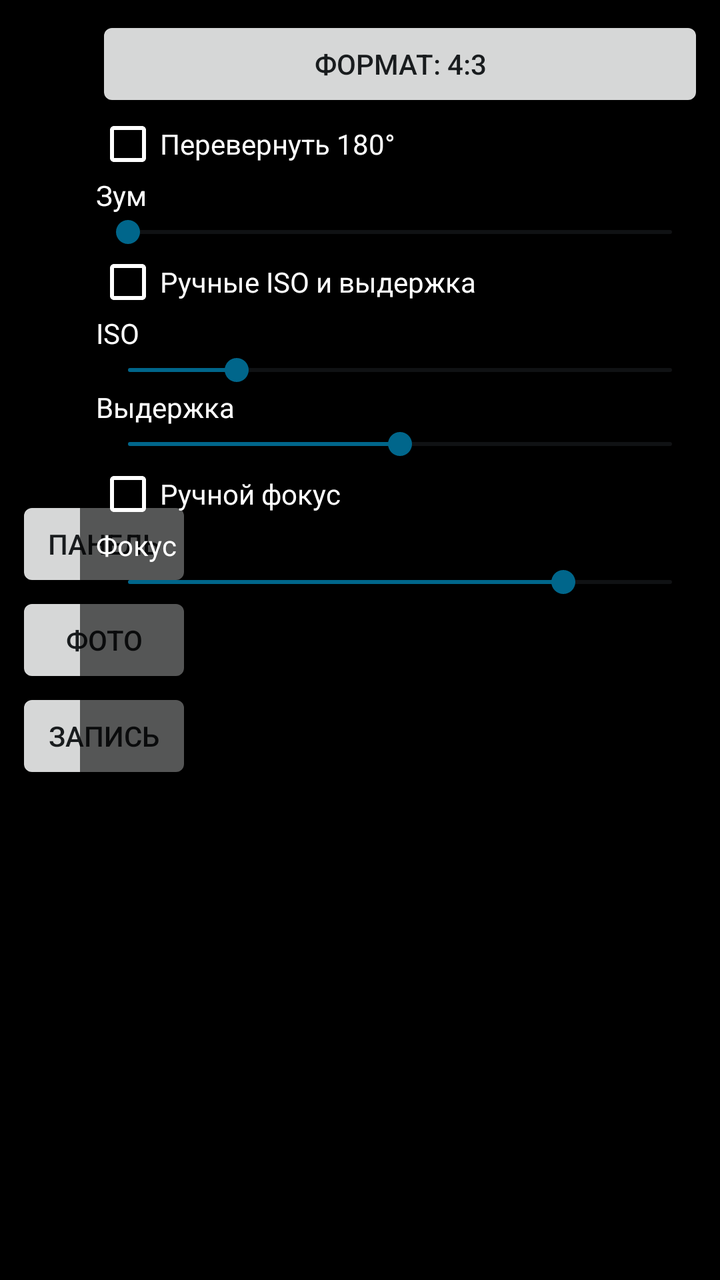
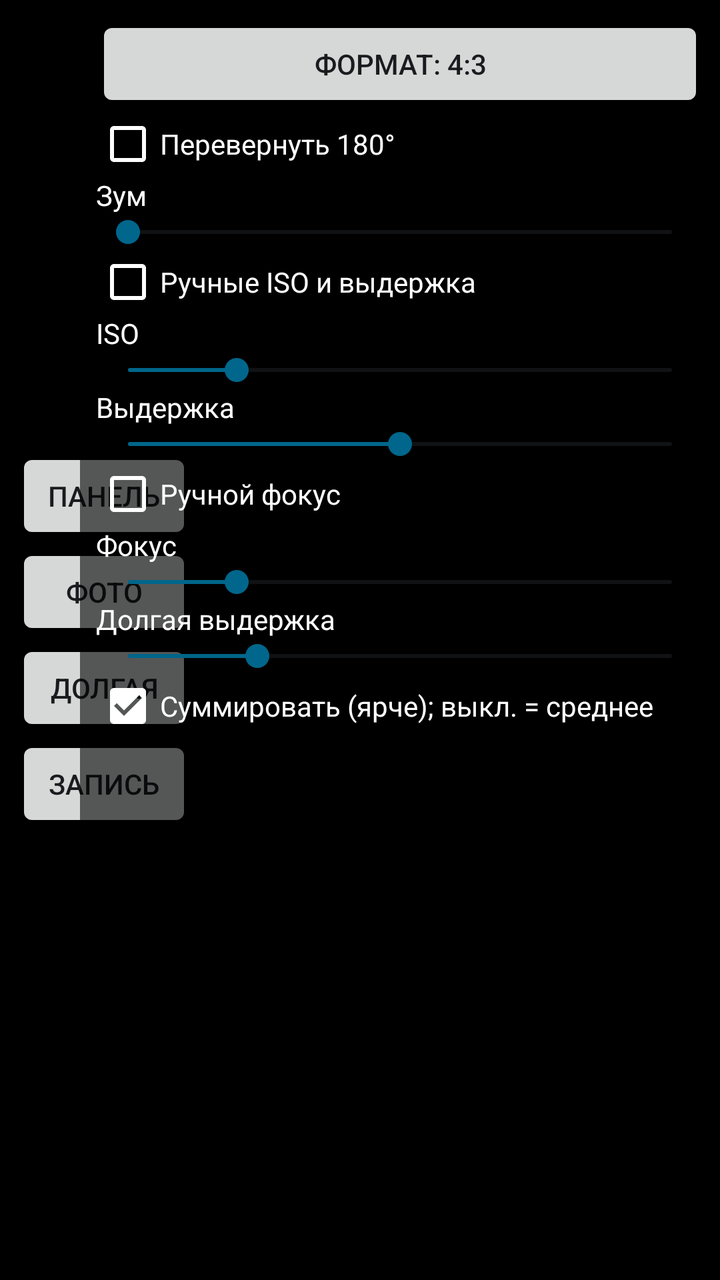

The first picture is an Android layout as it rendered before a commit; the second is the same layout after the commit. The layout source and the unified diff follow.
<!-- AndroidManifest.xml: application theme android:Theme.DeviceDefault.Light.NoActionBar -->
<!-- res/layout/activity_main.xml -->
<?xml version="1.0" encoding="utf-8"?>
<FrameLayout xmlns:android="http://schemas.android.com/apk/res/android"
    android:layout_width="match_parent"
    android:layout_height="match_parent"
    android:background="#000000">

    <TextureView
        android:id="@+id/texture"
        android:layout_width="match_parent"
        android:layout_height="match_parent" />

    
    <LinearLayout
        android:layout_width="wrap_content"
        android:layout_height="wrap_content"
        android:layout_gravity="start|center_vertical"
        android:layout_marginStart="8dp"
        android:orientation="vertical">

        <Button
            android:id="@+id/btnPanel"
            android:layout_width="wrap_content"
            android:layout_height="wrap_content"
            android:text="Панель" />

        <Button
            android:id="@+id/btnPhoto"
            android:layout_width="wrap_content"
            android:layout_height="wrap_content"
            android:text="Фото" />

        <Button
            android:id="@+id/btnRec"
            android:layout_width="wrap_content"
            android:layout_height="wrap_content"
            android:text="Запись" />
    </LinearLayout>

    
    <ScrollView
        android:id="@+id/panel"
        android:layout_width="320dp"
        android:layout_height="match_parent"
        android:layout_gravity="end"
        android:background="#99000000"
        android:padding="8dp">

        <LinearLayout
            android:layout_width="match_parent"
            android:layout_height="wrap_content"
            android:orientation="vertical">

            <Button
                android:id="@+id/btnAspect"
                android:layout_width="match_parent"
                android:layout_height="wrap_content"
                android:text="Формат: 4:3" />

            <CheckBox
                android:id="@+id/cbFlip"
                android:layout_width="wrap_content"
                android:layout_height="wrap_content"
                android:buttonTint="#FFFFFF"
                android:text="Перевернуть 180°"
                android:textColor="#FFFFFF" />

            <TextView
                android:id="@+id/tvZoom"
                android:layout_width="match_parent"
                android:layout_height="wrap_content"
                android:text="Зум"
                android:textColor="#FFFFFF" />

            <SeekBar
                android:id="@+id/sbZoom"
                android:layout_width="match_parent"
                android:layout_height="wrap_content"
                android:max="1000"
                android:progress="0" />

            <CheckBox
                android:id="@+id/cbExp"
                android:layout_width="wrap_content"
                android:layout_height="wrap_content"
                android:buttonTint="#FFFFFF"
                android:text="Ручные ISO и выдержка"
                android:textColor="#FFFFFF" />

            <TextView
                android:id="@+id/tvIso"
                android:layout_width="match_parent"
                android:layout_height="wrap_content"
                android:text="ISO"
                android:textColor="#FFFFFF" />

            <SeekBar
                android:id="@+id/sbIso"
                android:layout_width="match_parent"
                android:layout_height="wrap_content"
                android:max="1000"
                android:progress="200" />

            <TextView
                android:id="@+id/tvExp"
                android:layout_width="match_parent"
                android:layout_height="wrap_content"
                android:text="Выдержка"
                android:textColor="#FFFFFF" />

            <SeekBar
                android:id="@+id/sbExp"
                android:layout_width="match_parent"
                android:layout_height="wrap_content"
                android:max="1000"
                android:progress="500" />

            <CheckBox
                android:id="@+id/cbFocus"
                android:layout_width="wrap_content"
                android:layout_height="wrap_content"
                android:buttonTint="#FFFFFF"
                android:text="Ручной фокус"
                android:textColor="#FFFFFF" />

            <TextView
                android:id="@+id/tvFocus"
                android:layout_width="match_parent"
                android:layout_height="wrap_content"
                android:text="Фокус"
                android:textColor="#FFFFFF" />

            <SeekBar
                android:id="@+id/sbFocus"
                android:layout_width="match_parent"
                android:layout_height="wrap_content"
                android:max="1000"
                android:progress="800" />
        </LinearLayout>
    </ScrollView>

    
    <ScrollView
        android:id="@+id/logScroll"
        android:layout_width="380dp"
        android:layout_height="64dp"
        android:layout_gravity="bottom|start"
        android:layout_marginStart="96dp"
        android:background="#66000000">

        <TextView
            android:id="@+id/log"
            android:layout_width="match_parent"
            android:layout_height="wrap_content"
            android:textColor="#FFFFFF"
            android:textSize="11sp" />
    </ScrollView>
</FrameLayout>
<!-- resources referenced by this layout -->
<resources>

</resources>

<!-- the commit's change to res/layout/activity_main.xml (unified diff, before → after) -->
@@ -28,6 +28,12 @@
             android:layout_width="wrap_content"
             android:layout_height="wrap_content"
             android:text="Фото" />
+
+        <Button
+            android:id="@+id/btnStack"
+            android:layout_width="wrap_content"
+            android:layout_height="wrap_content"
+            android:text="Долгая" />
 
         <Button
             android:id="@+id/btnRec"
@@ -134,7 +140,46 @@
                 android:layout_width="match_parent"
                 android:layout_height="wrap_content"
                 android:max="1000"
-                android:progress="800" />
+                android:progress="200" />
+
+            <TextView
+                android:id="@+id/tvBoost"
+                android:layout_width="match_parent"
+                android:layout_height="wrap_content"
+                android:text="Цифровое усиление"
+                android:textColor="#FFFFFF"
+                android:visibility="gone" />
+
+            <SeekBar
+                android:id="@+id/sbBoost"
+                android:layout_width="match_parent"
+                android:layout_height="wrap_content"
+                android:max="1000"
+                android:progress="0"
+                android:visibility="gone" />
+
+            <TextView
+                android:id="@+id/tvStack"
+                android:layout_width="match_parent"
+                android:layout_height="wrap_content"
+                android:text="Долгая выдержка"
+                android:textColor="#FFFFFF" />
+
+            <SeekBar
+                android:id="@+id/sbStack"
+                android:layout_width="match_parent"
+                android:layout_height="wrap_content"
+                android:max="118"
+                android:progress="28" />
+
+            <CheckBox
+                android:id="@+id/cbStackSum"
+                android:layout_width="wrap_content"
+                android:layout_height="wrap_content"
+                android:buttonTint="#FFFFFF"
+                android:checked="true"
+                android:text="Суммировать (ярче); выкл. = среднее"
+                android:textColor="#FFFFFF" />
         </LinearLayout>
     </ScrollView>
 
